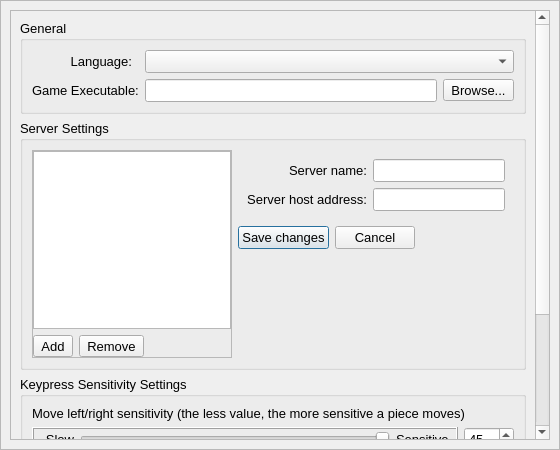
First picture: the form in TOPLauncher/DlgSettings.ui, repository BSoD-Ultimate/TOPLauncher, before the edit.
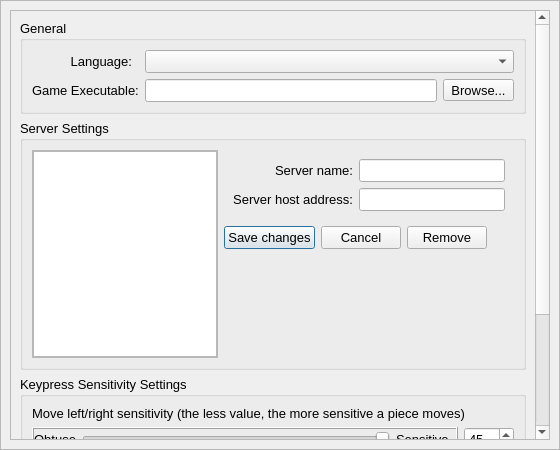
Second picture: the form after the edit. Icons and pictures are not drawn.

Commit message: implement server management feature.

```diff
--- a/TOPLauncher/DlgSettings.ui
+++ b/TOPLauncher/DlgSettings.ui
@@ -87,7 +87,7 @@
          <property name="geometry">
           <rect>
            <x>0</x>
-           <y>0</y>
+           <y>-24</y>
            <width>521</width>
            <height>600</height>
           </rect>
@@ -233,37 +233,6 @@
                   </property>
                  </widget>
                 </item>
-                <item>
-                 <layout class="QHBoxLayout" name="horizontalLayout_10">
-                  <item>
-                   <widget class="QToolButton" name="btnAddServer">
-                    <property name="text">
-                     <string>Add</string>
-                    </property>
-                   </widget>
-                  </item>
-                  <item>
-                   <widget class="QToolButton" name="btnRemoveServer">
-                    <property name="text">
-                     <string>Remove</string>
-                    </property>
-                   </widget>
-                  </item>
-                  <item>
-                   <spacer name="horizontalSpacer_3">
-                    <property name="orientation">
-                     <enum>Qt::Horizontal</enum>
-                    </property>
-                    <property name="sizeHint" stdset="0">
-                     <size>
-                      <width>40</width>
-                      <height>20</height>
-                     </size>
-                    </property>
-                   </spacer>
-                  </item>
-                 </layout>
-                </item>
                </layout>
               </widget>
              </item>
@@ -350,6 +319,13 @@
                     </property>
                    </widget>
                   </item>
+                  <item>
+                   <widget class="QPushButton" name="btnRemoveServerProfile">
+                    <property name="text">
+                     <string>Remove</string>
+                    </property>
+                   </widget>
+                  </item>
                   <item>
                    <spacer name="horizontalSpacer_2">
                     <property name="orientation">
@@ -432,7 +408,7 @@
                      </size>
                     </property>
                     <property name="text">
-                     <string>Slow</string>
+                     <string>Obtuse</string>
                     </property>
                     <property name="alignment">
                      <set>Qt::AlignRight|Qt::AlignTrailing|Qt::AlignVCenter</set>
```
The commit also changes 9 other files.
